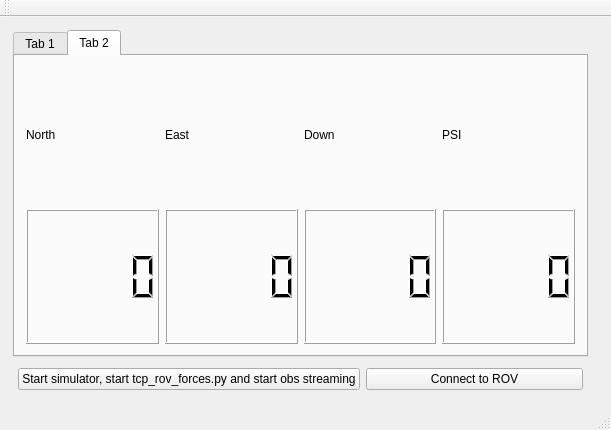
Old version of the form secondarywindow.ui in the repository Kpro11/Aqeous.
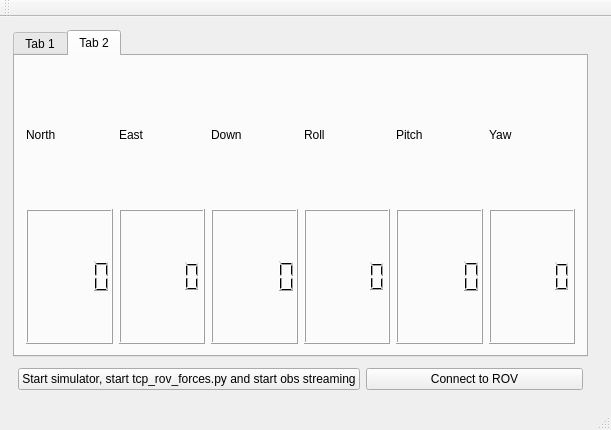
New version of the form.

```diff
--- a/secondarywindow.ui
+++ b/secondarywindow.ui
@@ -69,6 +69,23 @@
          <layout class="QVBoxLayout" name="verticalLayout_3">
           <item>
            <layout class="QGridLayout" name="ROVVars">
+            <item row="0" column="3">
+             <widget class="QLabel" name="label_4">
+              <property name="text">
+               <string>Roll</string>
+              </property>
+             </widget>
+            </item>
+            <item row="1" column="3">
+             <widget class="QLCDNumber" name="roll"/>
+            </item>
+            <item row="0" column="4">
+             <widget class="QLabel" name="label_5">
+              <property name="text">
+               <string>Pitch</string>
+              </property>
+             </widget>
+            </item>
             <item row="0" column="1">
              <widget class="QLabel" name="label">
               <property name="text">
@@ -96,18 +113,21 @@
             <item row="1" column="0">
              <widget class="QLCDNumber" name="north"/>
             </item>
-            <item row="0" column="3">
-             <widget class="QLabel" name="label_4">
-              <property name="text">
-               <string>PSI</string>
-              </property>
-             </widget>
-            </item>
             <item row="1" column="2">
              <widget class="QLCDNumber" name="down"/>
             </item>
-            <item row="1" column="3">
-             <widget class="QLCDNumber" name="psi"/>
+            <item row="0" column="5">
+             <widget class="QLabel" name="label_6">
+              <property name="text">
+               <string>Yaw</string>
+              </property>
+             </widget>
+            </item>
+            <item row="1" column="4">
+             <widget class="QLCDNumber" name="pitch"/>
+            </item>
+            <item row="1" column="5">
+             <widget class="QLCDNumber" name="yaw"/>
             </item>
            </layout>
           </item>
```
Left out of the diff: 6 changed lines with no effect on the pictures.
